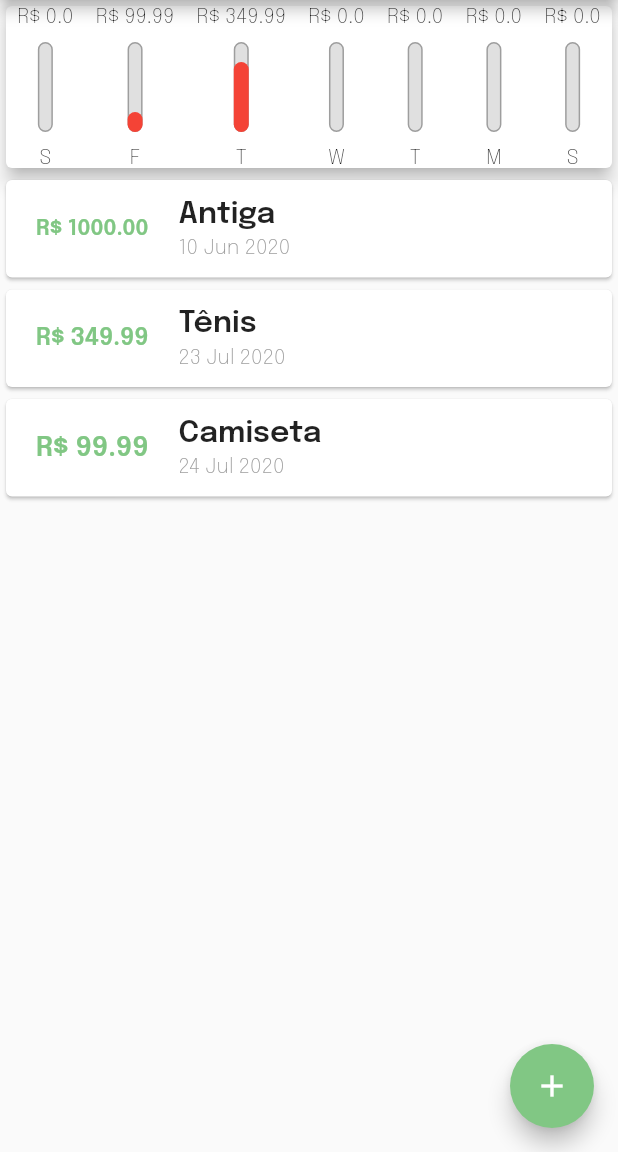
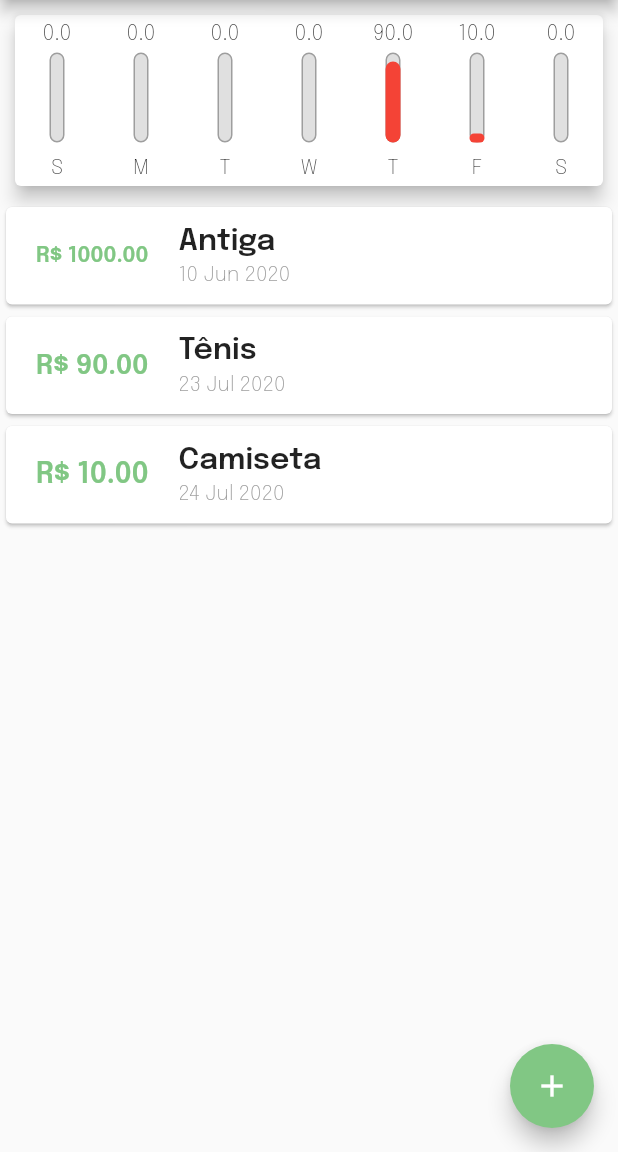
Before and after one commit to kiszewski/ExpensesApp, a Flutter app: the screen it shows after launch, on a phone screen of 412 x 824 dp, the part 84-1236 px from its top. Run offline on Flutter 3.47's test engine with Material 2 defaults, Android fonts, the phone set to English and light mode, and no system bars.

Commit message:
mais alguns ajustes visuais

```diff
--- a/lib/components/chart.dart
+++ b/lib/components/chart.dart
@@ -41,13 +41,16 @@ class Chart extends StatelessWidget {
         'totalSpent': totalSpent,
         'percent': percent
       };
-    });
+    }).reversed.toList();
   }
 
   @override
   Widget build(BuildContext context) {
     return Card(
         elevation: 5,
+        margin: EdgeInsets.all(10),
+        child: Padding(
+          padding: EdgeInsets.symmetric(vertical: 5),
           child: Row(
             mainAxisAlignment: MainAxisAlignment.spaceAround,
             children: groupedTransactions.map((tr) {
@@ -57,6 +60,7 @@ class Chart extends StatelessWidget {
                 percent: tr['percent'],
               );
             }).toList(),
+          ),
         ));
   }
 }
--- a/lib/components/chart_bar.dart
+++ b/lib/components/chart_bar.dart
@@ -15,10 +15,15 @@ class ChartBar extends StatelessWidget {
   Widget build(BuildContext context) {
     return Column(
       children: <Widget>[
-        Text('R\$ $totalSpent'),
-        SizedBox(
-          height: 10,
-        ),
+        Container(
+            height: 15,
+            width: 50,
+            child: FittedBox(
+                child: Text(
+              '$totalSpent',
+              style: TextStyle(fontSize: 30),
+            ))),
+        SizedBox(height: 5),
         Container(
           height: 60,
           width: 10,
@@ -42,9 +47,7 @@ class ChartBar extends StatelessWidget {
             ],
           ),
         ),
-        SizedBox(
-          height: 10,
-        ),
+        SizedBox(height: 10),
         Text(weekDay),
       ],
     );
--- a/lib/main.dart
+++ b/lib/main.dart
@@ -43,13 +43,13 @@ class _MyHomePageState extends State<MyHomePage> {
     Transaction(
       id: 2,
       name: 'Tênis',
-      value: 349.99,
+      value: 90,
       date: DateTime.now().subtract(Duration(days: 2)),
     ),
     Transaction(
       id: 3,
       name: 'Camiseta',
-      value: 99.99,
+      value: 10,
       date: DateTime.now().subtract(Duration(days: 1)),
     ),
   ];
```
Lines whose indentation alone changed are shown as unchanged.
